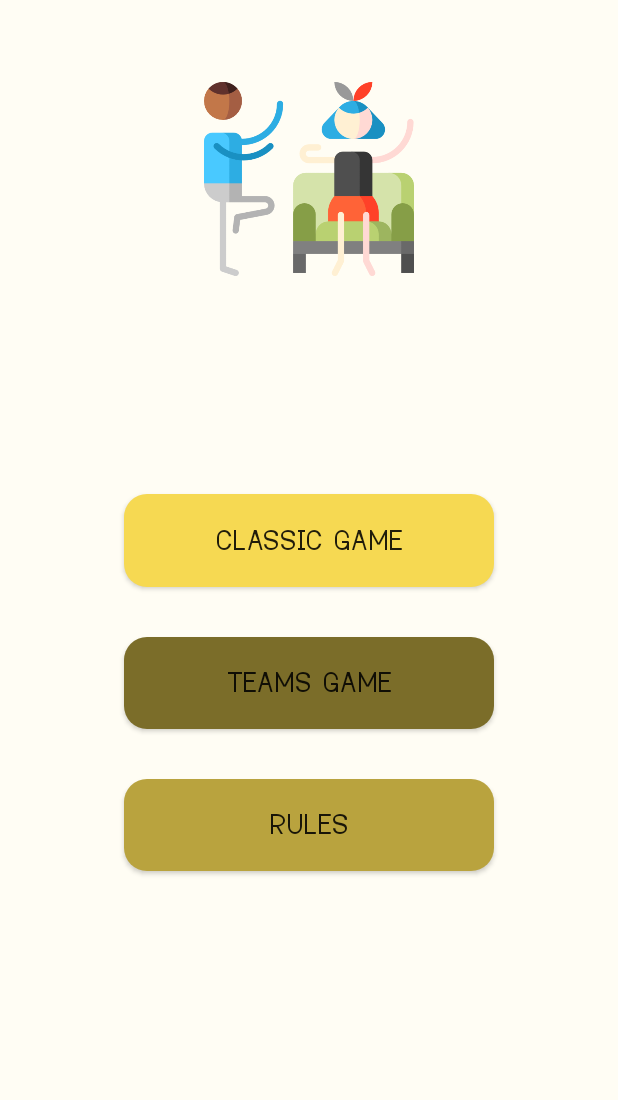
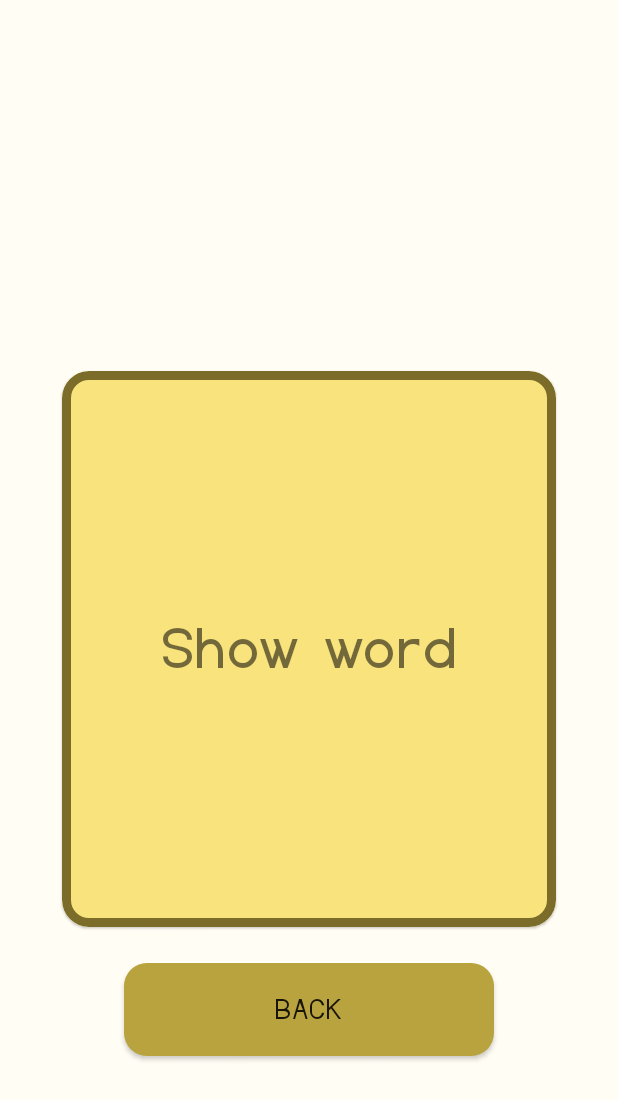
Before and after one commit to PatrykKudyk/PlayBox, an Android app: the fragment PictionaryMainMenuFragment placed in its activity, after a tap on "CLASSIC GAME", on a phone screen of 412 x 824 dp. Shown: the top 1100 px of the screen. Run offline under Robolectric (Android 15) with nearby library versions, the phone set to English and light mode, and no system bars.

Commit message:
added basic pictionary

```diff
--- a/PlayBox/app/src/main/java/com/partos/playbox/activities/MainActivity.kt
+++ b/PlayBox/app/src/main/java/com/partos/playbox/activities/MainActivity.kt
@@ -5,13 +5,15 @@ import android.os.Bundle
 import androidx.appcompat.app.AppCompatActivity
 import com.partos.playbox.R
 import com.partos.playbox.fragments.MainMenuFragment
+import com.partos.playbox.fragments.pictionary.PictionaryClassicFragment
 import com.partos.playbox.fragments.pictionary.PictionaryMainMenuFragment
 import com.partos.playbox.fragments.pictionary.PictionaryRulesFragment
 
 class MainActivity : AppCompatActivity(),
     MainMenuFragment.OnFragmentInteractionListener,
     PictionaryMainMenuFragment.OnFragmentInteractionListener,
-    PictionaryRulesFragment.OnFragmentInteractionListener {
+    PictionaryRulesFragment.OnFragmentInteractionListener,
+    PictionaryClassicFragment.OnFragmentInteractionListener {
 
     private lateinit var mainMenuFragment: MainMenuFragment
 
@@ -36,4 +38,8 @@ class MainActivity : AppCompatActivity(),
     override fun onFragmentInteraction(uri: Uri) {
 
     }
+
+    override fun onBackPressed() {
+
+    }
 }
--- /dev/null
+++ b/PlayBox/app/src/main/java/com/partos/playbox/fragments/pictionary/PictionaryClassicFragment.kt
@@ -0,0 +1,92 @@
+package com.partos.playbox.fragments.pictionary
+
+import android.content.Context
+import android.net.Uri
+import android.os.Bundle
+import androidx.fragment.app.Fragment
+import android.view.LayoutInflater
+import android.view.View
+import android.view.ViewGroup
+import androidx.fragment.app.FragmentManager
+import com.partos.playbox.R
+import com.partos.playbox.logic.pictionary.PictionaryClassicLogic
+import java.lang.RuntimeException
+
+// TODO: Rename parameter arguments, choose names that match
+// the fragment initialization parameters, e.g. ARG_ITEM_NUMBER
+private const val ARG_PARAM1 = "param1"
+private const val ARG_PARAM2 = "param2"
+
+/**
+ * A simple [Fragment] subclass.
+ * Use the [PictionaryClassicFragment.newInstance] factory method to
+ * create an instance of this fragment.
+ */
+class PictionaryClassicFragment : Fragment() {
+    // TODO: Rename and change types of parameters
+    private var param1: String? = null
+    private var param2: String? = null
+    private var listener: OnFragmentInteractionListener? = null
+    private lateinit var rootView: View
+    private lateinit var logicHolder: PictionaryClassicLogic
+
+    override fun onCreate(savedInstanceState: Bundle?) {
+        super.onCreate(savedInstanceState)
+        arguments?.let {
+            param1 = it.getString(ARG_PARAM1)
+            param2 = it.getString(ARG_PARAM2)
+        }
+    }
+
+    override fun onCreateView(
+        inflater: LayoutInflater, container: ViewGroup?,
+        savedInstanceState: Bundle?
+    ): View? {
+        // Inflate the layout for this fragment
+        rootView = inflater.inflate(R.layout.fragment_pictionary_classic, container, false)
+        logicHolder = PictionaryClassicLogic(rootView, fragmentManager as FragmentManager)
+        logicHolder.initFragment()
+        return rootView
+    }
+
+    fun onButtonPressed(uri: Uri) {
+        listener?.onFragmentInteraction(uri)
+    }
+
+    override fun onAttach(context: Context) {
+        super.onAttach(context)
+        if (context is OnFragmentInteractionListener){
+            listener = context
+        } else {
+            throw RuntimeException(context.toString() + " must implement OnFragmentInteractionListener")
+        }
+    }
+
+    override fun onDetach() {
+        super.onDetach()
+        listener = null
+    }
+
+    interface OnFragmentInteractionListener{
+        fun onFragmentInteraction(uri: Uri)
+    }
+
+    companion object {
+        /**
+         * Use this factory method to create a new instance of
+         * this fragment using the provided parameters.
+         *
+         * @param param1 Parameter 1.
+         * @param param2 Parameter 2.
+         * @return A new instance of fragment PictionaryClassicFragment.
+         */
+        // TODO: Rename and change types and number of parameters
+        @JvmStatic
+        fun newInstance() =
+            PictionaryClassicFragment().apply {
+                arguments = Bundle().apply {
+
+                }
+            }
+    }
+}
--- /dev/null
+++ b/PlayBox/app/src/main/java/com/partos/playbox/logic/pictionary/PictionaryClassicLogic.kt
@@ -0,0 +1,137 @@
+package com.partos.playbox.logic.pictionary
+
+import android.content.Context
+import android.media.AudioAttributes
+import android.media.SoundPool
+import android.os.Handler
+import android.view.View
+import android.widget.Button
+import android.widget.TextView
+import androidx.cardview.widget.CardView
+import androidx.fragment.app.FragmentManager
+import com.partos.playbox.R
+import com.partos.playbox.threads.TimerThread
+
+class PictionaryClassicLogic(val rootView: View, val fragmentManager: FragmentManager) {
+
+    private lateinit var timerTextView: TextView
+    private lateinit var cardView: CardView
+    private lateinit var textView: TextView
+    private lateinit var backButton: Button
+    private lateinit var context: Context
+    private lateinit var soundPool: SoundPool
+    private var soundAlarm = 0
+    private var soundClock = 0
+    private var streamClock = -1
+    private var streamAlarm = -1
+    private var looperThread = TimerThread()
+
+    fun initFragment() {
+        context = rootView.context
+        looperThread.start()
+        attachViews()
+        createSoundPools()
+        attachListeners()
+    }
+
+    private fun createSoundPools() {
+        val audioAttributes = AudioAttributes.Builder()
+            .setUsage(AudioAttributes.USAGE_ASSISTANCE_SONIFICATION)
+            .setContentType(AudioAttributes.CONTENT_TYPE_SONIFICATION)
+            .build()
+        soundPool = SoundPool.Builder()
+            .setMaxStreams(1)
+            .setAudioAttributes(audioAttributes)
+            .build()
+        soundAlarm = soundPool.load(rootView.context, R.raw.alarm, 1)
+        soundClock = soundPool.load(rootView.context, R.raw.clock, 1)
+    }
+
+    private fun attachListeners() {
+        cardView.setOnClickListener {
+            if (streamAlarm != -1) {
+                soundPool.stop(streamAlarm)
+            }
+            if (soundClock != -1) {
+                soundPool.stop(streamClock)
+            }
+            if (textView.text.toString() == context.getString(R.string.show_word)) {
+//                looperThread.start()
+                startTimer()
+                textView.setText("hasło")
+            } else {
+                timerTextView.visibility = View.INVISIBLE
+                textView.text = context.getText(R.string.show_word)
+            }
+        }
+
+        backButton.setOnClickListener {
+            if (streamAlarm != -1) {
+                soundPool.stop(streamAlarm)
+            }
+            if (soundClock != -1) {
+                soundPool.stop(streamClock)
+            }
+            timerTextView.visibility = View.INVISIBLE
+            fragmentManager.popBackStack()
+        }
+    }
+
+    private fun startTimer() {
+        timerTextView.visibility = View.VISIBLE
+        var threadHandler = Handler(looperThread.looper)
+        var timeLeft = 60
+        threadHandler.post(object : Runnable {
+            override fun run() {
+                if (timerTextView.visibility == View.VISIBLE) {
+                    setTime(timeLeft)
+                    if (timeLeft % 60 == 0) {
+                        if (soundClock != -1) {
+                            soundPool.stop(streamClock)
+                        }
+                        streamClock = soundPool.play(soundClock, 1F, 1F, 0, 0, 1F)
+                    }
+                    timeLeft--
+                    if (timeLeft < 0) {
+                        streamAlarm = soundPool.play(soundAlarm, 1F, 1F, 0, 0, 1F)
+                    }
+                } else {
+                    timeLeft = -1
+//                    threadHandler.looper.quitSafely()
+                }
+                if (timeLeft >= 0) {
+                    threadHandler.postDelayed(this, 100)
+                } else {
+//                    threadHandler.looper.quitSafely()
+                }
+            }
+
+        })
+    }
+
+    private fun setTime(timeLeft: Int) {
+        val time = timeLeft/10
+        if (time == 120) {
+            timerTextView.setText("2:00")
+        } else if (time >= 60) {
+            if (time - 60 in 0..9) {
+                timerTextView.setText("1:0" + (time - 60).toString())
+            } else {
+                timerTextView.setText("1:" + (time - 60).toString())
+            }
+        } else {
+            if (time in 0..9) {
+                timerTextView.setText("0:0" + time.toString())
+            } else {
+                timerTextView.setText("0:" + time.toString())
+            }
+        }
+    }
+
+    private fun attachViews() {
+        timerTextView = rootView.findViewById(R.id.pictionary_classic_time)
+        cardView = rootView.findViewById(R.id.pictionary_classic_card)
+        textView = rootView.findViewById(R.id.pictionary_classic_text)
+        backButton = rootView.findViewById(R.id.pictionary_game_classic_button_back)
+    }
+}
--- a/PlayBox/app/src/main/java/com/partos/playbox/logic/pictionary/PictionaryMainMenuLogic.kt
+++ b/PlayBox/app/src/main/java/com/partos/playbox/logic/pictionary/PictionaryMainMenuLogic.kt
@@ -6,6 +6,7 @@ import android.view.animation.AnimationUtils
 import android.widget.Button
 import androidx.fragment.app.FragmentManager
 import com.partos.playbox.R
+import com.partos.playbox.fragments.pictionary.PictionaryClassicFragment
 import com.partos.playbox.fragments.pictionary.PictionaryRulesFragment
 
 class PictionaryMainMenuLogic(val rootView: View, val fragmentManager: FragmentManager) {
@@ -36,7 +37,16 @@ class PictionaryMainMenuLogic(val rootView: View, val fragmentManager: FragmentM
 
     private fun attachListeners() {
         classicButton.setOnClickListener {
-
+            val fragment = PictionaryClassicFragment.newInstance()
+            fragmentManager
+                .beginTransaction()
+                .setCustomAnimations(
+                    R.anim.enter_right_to_left, R.anim.exit_left_to_right,
+                    R.anim.enter_left_to_right, R.anim.exit_right_to_left
+                )
+                .replace(R.id.main_frame_layout, fragment)
+                .addToBackStack(PictionaryClassicFragment.toString())
+                .commit()
         }
         teamsButton.setOnClickListener {
 
--- /dev/null
+++ b/PlayBox/app/src/main/java/com/partos/playbox/threads/TimerThread.kt
@@ -0,0 +1,17 @@
+package com.partos.playbox.threads
+
+import android.os.Handler
+import android.os.Looper
+
+class TimerThread(): Thread() {
+
+    lateinit var handler: Handler
+    lateinit var looper: Looper
+
+    override fun run() {
+        Looper.prepare()
+        looper = Looper.myLooper()!!
+        handler = Handler()
+        Looper.loop()
+    }
+}
--- /dev/null
+++ b/PlayBox/app/src/main/res/layout/fragment_pictionary_classic.xml
@@ -0,0 +1,81 @@
+<?xml version="1.0" encoding="utf-8"?>
+<FrameLayout xmlns:android="http://schemas.android.com/apk/res/android"
+    xmlns:app="http://schemas.android.com/apk/res-auto"
+    xmlns:tools="http://schemas.android.com/tools"
+    android:layout_width="match_parent"
+    android:layout_height="match_parent"
+    tools:context=".fragments.pictionary.PictionaryClassicFragment">
+
+    <androidx.constraintlayout.widget.ConstraintLayout
+        android:layout_width="match_parent"
+        android:layout_height="match_parent"
+        android:background="@color/colorBackground">
+
+        <View
+            android:id="@+id/view"
+            android:layout_width="match_parent"
+            android:layout_height="0dp"
+            app:layout_constraintEnd_toEndOf="parent"
+            app:layout_constraintHeight_percent="0.1"
+            app:layout_constraintStart_toStartOf="parent"
+            app:layout_constraintTop_toTopOf="parent" />
+
+        <TextView
+            android:id="@+id/pictionary_classic_time"
+            android:layout_width="match_parent"
+            android:layout_height="0dp"
+            android:fontFamily="@font/dustismo_bold"
+            android:gravity="center"
+            android:textSize="90dip"
+            android:visibility="invisible"
+            app:layout_constraintEnd_toEndOf="parent"
+            app:layout_constraintHeight_percent="0.2"
+            app:layout_constraintStart_toStartOf="parent"
+            app:layout_constraintTop_toBottomOf="@id/view"
+            tools:text="1:30" />
+
+        <com.google.android.material.card.MaterialCardView
+            android:id="@+id/pictionary_classic_card"
+            android:layout_width="0dp"
+            android:layout_height="0dp"
+            android:theme="@style/Theme.MaterialComponents.Light"
+            app:cardBackgroundColor="@color/colorYellowLight"
+            app:cardCornerRadius="18dp"
+            app:layout_constraintEnd_toEndOf="parent"
+            app:layout_constraintHeight_percent="0.45"
+            app:layout_constraintStart_toStartOf="parent"
+            app:layout_constraintTop_toBottomOf="@id/pictionary_classic_time"
+            app:layout_constraintWidth_percent="0.8"
+            app:strokeColor="@color/colorYellowDark"
+            app:strokeWidth="6dp">
+
+            <TextView
+                android:id="@+id/pictionary_classic_text"
+                android:layout_width="match_parent"
+                android:layout_height="match_parent"
+                android:layout_margin="16dp"
+                android:fontFamily="@font/dustismo_bold"
+                android:gravity="center"
+                android:text="@string/show_word"
+                android:textSize="40dip" />
+
+        </com.google.android.material.card.MaterialCardView>
+
+        <Button
+            android:id="@+id/pictionary_game_classic_button_back"
+            android:layout_width="0dp"
+            android:layout_height="0dp"
+            android:layout_marginTop="24dp"
+            android:background="@drawable/button_background_yellow_medium"
+            android:fontFamily="@font/dustismo_bold"
+            android:text="@string/back"
+            android:textSize="20dip"
+            app:layout_constraintEnd_toEndOf="parent"
+            app:layout_constraintHeight_percent="0.075"
+            app:layout_constraintStart_toStartOf="parent"
+            app:layout_constraintTop_toBottomOf="@id/pictionary_classic_card"
+            app:layout_constraintWidth_percent="0.6" />
+
+    </androidx.constraintlayout.widget.ConstraintLayout>
+
+</FrameLayout>
--- a/PlayBox/app/src/main/res/values/strings.xml
+++ b/PlayBox/app/src/main/res/values/strings.xml
@@ -8,11 +8,13 @@
     <string name="teams">Teams Game</string>
     <string name="pictionary_rules_classic">You have to chose a person that will show the words to the rest.\n\n
     Then the person draws the word and starts to show it.\n\n
-    He has only 1.5 minute to make the word guessed.\n\n
+    He has only 2 minutes to make the word guessed.\n\n
     The person that guessed the word correct is the next to show.\n\n</string>
     <string name="pictionary_rules_teams">Divide yourselves into 2 teams.\n\n
     Each team chooses the person that will show the words.\n\n
     Delegates stand before teams and draw a words to show and start showing - each person shows word to his team.\n\n
     If the teams guessed their word - they get the point, but if they guessed the enemies word - the enemies get the point\n\n</string>
+    <string name="show_word">Show word</string>
+    <string name="back">Back</string>
 
 </resources>
```
Also changed, not shown: PlayBox/app/src/main/AndroidManifest.xml (+3 -8 lines), 6 other files.
